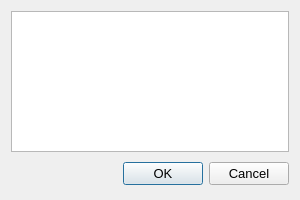
Before: the Qt Designer form TOPLauncher/DlgLanguage.ui in BSoD-Ultimate/TOPLauncher, drawn with Qt 5.
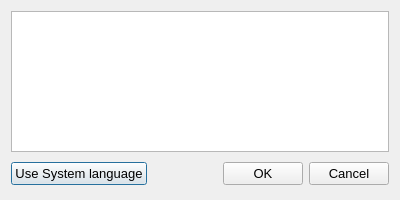
After: the same form once the commit is applied.

Commit message: 1.implement language switching functions. 2.add simplified-Chinese translation.

What changed in the file:
```diff
--- a/TOPLauncher/DlgLanguage.ui
+++ b/TOPLauncher/DlgLanguage.ui
@@ -12,7 +12,7 @@
    <rect>
     <x>0</x>
     <y>0</y>
-    <width>300</width>
+    <width>400</width>
     <height>200</height>
    </rect>
   </property>
@@ -24,13 +24,13 @@
   </property>
   <property name="minimumSize">
    <size>
-    <width>300</width>
+    <width>400</width>
     <height>200</height>
    </size>
   </property>
   <property name="maximumSize">
    <size>
-    <width>300</width>
+    <width>400</width>
     <height>200</height>
    </size>
   </property>
@@ -69,6 +69,13 @@
      <property name="bottomMargin">
       <number>0</number>
      </property>
+     <item>
+      <widget class="QPushButton" name="btnUseSystemLang">
+       <property name="text">
+        <string>Use System language</string>
+       </property>
+      </widget>
+     </item>
      <item>
       <spacer>
        <property name="orientation">
```
The commit also changes 22 other files.
